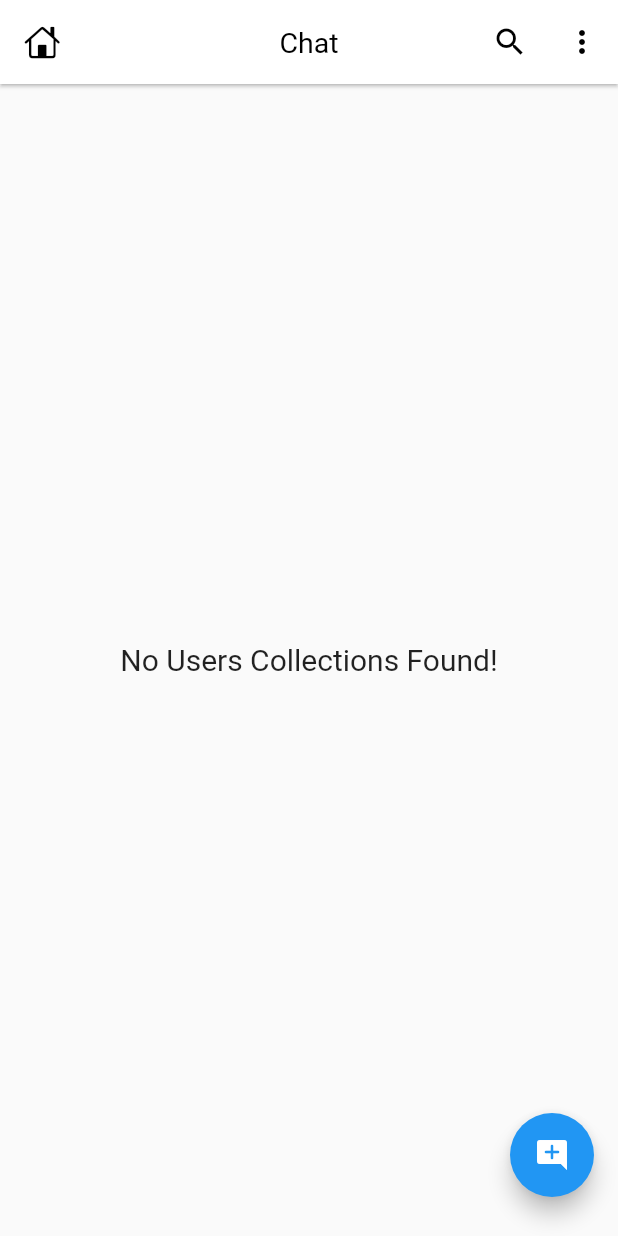
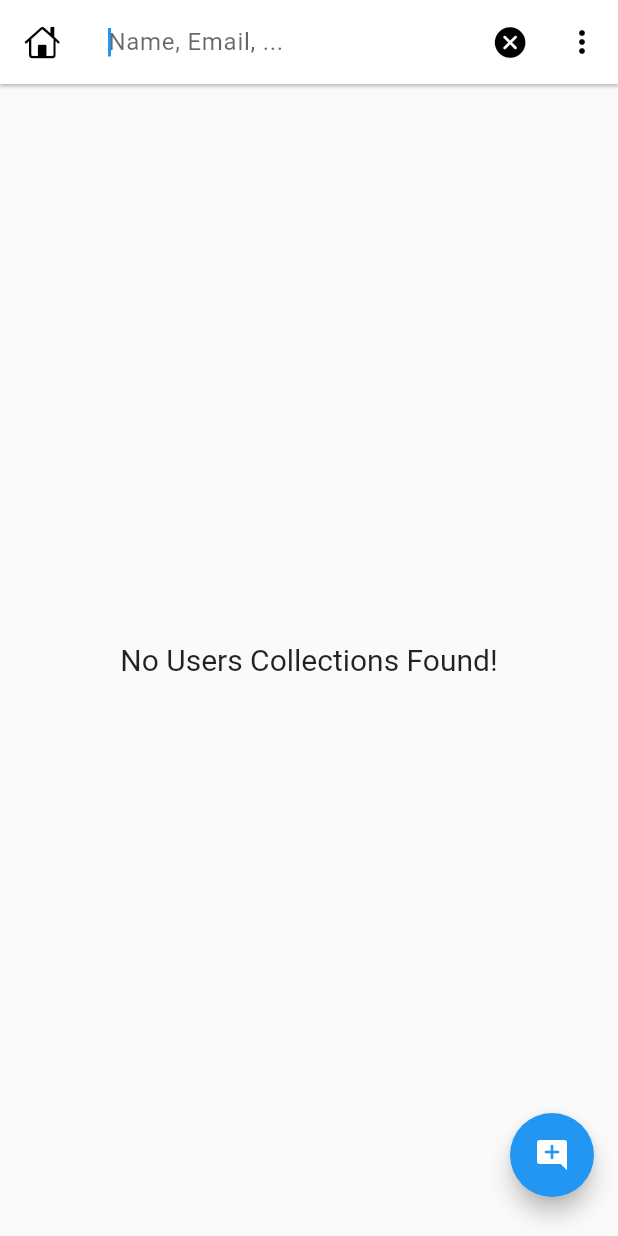
Before and after one commit to kspark-sqisoft/flutter_basic_app, a Flutter app: the ChatHomeScreen screen opened directly, after a tap on the "search" icon, on a phone screen of 412 x 824 dp. Run offline on Flutter 3.47's test engine with Material 3 defaults, Android fonts, the phone set to English and light mode, and no system bars; our stand-ins replace cached_network_image, cloud_firestore, dartz, dio, equatable, firebase_auth and 8 more; missing offline and left inert: background_downloader, flex_color_picker, flex_seed_scheme; accounts and stored records are empty.

Commit message:
search users name email

```diff
--- a/lib/apps/firebase_app/features/chat/chat_home_screen.dart
+++ b/lib/apps/firebase_app/features/chat/chat_home_screen.dart
@@ -18,7 +18,9 @@ class ChatHomeScreen extends StatefulWidget {
 }
 
 class _ChatHomeScreenState extends State<ChatHomeScreen> {
-  List<ChatUser> users = [];
+  List<ChatUser> _users = [];
+  final List<ChatUser> _searchUsers = [];
+  bool _isSearchingUsers = false;
 
   @override
   void initState() {
@@ -31,9 +33,41 @@ class _ChatHomeScreenState extends State<ChatHomeScreen> {
     return Scaffold(
       appBar: AppBar(
         leading: const Icon(CupertinoIcons.home),
-        title: const Text('Chat'),
+        title: _isSearchingUsers
+            ? TextField(
+                decoration: const InputDecoration(
+                  border: InputBorder.none,
+                  hintText: 'Name, Email, ...',
+                ),
+                autofocus: true,
+                style: const TextStyle(fontSize: 16, letterSpacing: 0.5),
+                onChanged: (value) {
+                  //search logic
+                  _searchUsers.clear();
+                  for (var user in _users) {
+                    if (user.name!
+                            .toLowerCase()
+                            .contains(value.toLowerCase()) ||
+                        user.email!
+                            .toLowerCase()
+                            .contains(value.toLowerCase())) {
+                      _searchUsers.add(user);
+                    }
+                  }
+                  setState(() {});
+                },
+              )
+            : const Text('Chat'),
         actions: [
-          IconButton(onPressed: () {}, icon: const Icon(Icons.search)),
+          IconButton(
+              onPressed: () {
+                setState(() {
+                  _isSearchingUsers = !_isSearchingUsers;
+                });
+              },
+              icon: Icon(_isSearchingUsers
+                  ? CupertinoIcons.clear_circled_solid
+                  : Icons.search)),
           IconButton(
               onPressed: () {
                 Navigator.push(
@@ -70,18 +104,21 @@ class _ChatHomeScreenState extends State<ChatHomeScreen> {
               case ConnectionState.active:
               case ConnectionState.done:
                 final usersDocs = snapshot.data?.docs;
-                users = usersDocs
+                _users = usersDocs
                         ?.map((userDoc) => ChatUser.fromJson(userDoc.data()))
                         .toList() ??
                     [];
 
-                if (users.isNotEmpty) {
+                if (_users.isNotEmpty) {
                   return ListView.builder(
-                    itemCount: users.length,
+                    itemCount:
+                        _isSearchingUsers ? _searchUsers.length : _users.length,
                     padding: EdgeInsets.only(top: mq.height * .01),
                     physics: const BouncingScrollPhysics(),
                     itemBuilder: (context, index) => ChatUserCard(
-                      chatUser: users[index],
+                      chatUser: _isSearchingUsers
+                          ? _searchUsers[index]
+                          : _users[index],
                     ),
                   );
                 } else {
--- a/lib/apps/firebase_app/features/chat/profile_screen.dart
+++ b/lib/apps/firebase_app/features/chat/profile_screen.dart
@@ -153,6 +153,7 @@ class _ProfileScreenState extends State<ProfileScreen> {
                   SizedBox(
                     height: mq.height * .05,
                   ),
+                  //Update Profile Button
                   ElevatedButton.icon(
                       style: ElevatedButton.styleFrom(
                           shape: const StadiumBorder(),
@@ -162,7 +163,10 @@ class _ProfileScreenState extends State<ProfileScreen> {
                           _formKey.currentState!.save();
                           log('_formKey.currentState validate');
                           log('changed ${APIs.me}');
-                          APIs.updateUserInfo();
+                          APIs.updateUserInfo().then((value) {
+                            Dialogs.showSnackbar(
+                                context, 'Profile Updated Successfully!');
+                          });
                         }
                       },
                       icon: const Icon(
```
